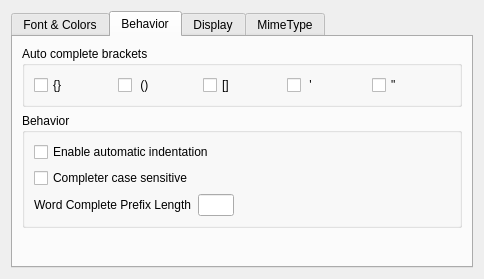
First picture: the form in liteidex/src/plugins/liteeditor/liteeditoroption.ui, repository seanxyh/liteide, before the edit.
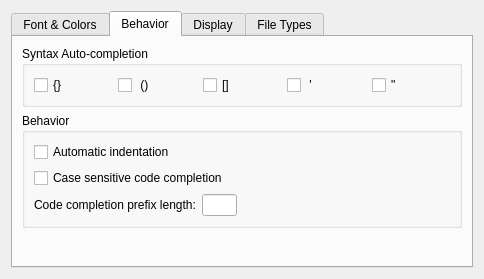
Second picture: the form after the edit. The open tabs and pages were chosen to show the change.

```diff
--- a/liteidex/src/plugins/liteeditor/liteeditoroption.ui
+++ b/liteidex/src/plugins/liteeditor/liteeditoroption.ui
@@ -193,7 +193,7 @@
        <item>
         <widget class="QGroupBox" name="groupBox_6">
          <property name="title">
-          <string>Auto complete brackets</string>
+          <string>Syntax Auto-completion</string>
          </property>
          <layout class="QHBoxLayout" name="horizontalLayout_5">
           <item>
@@ -243,14 +243,14 @@
           <item>
            <widget class="QCheckBox" name="autoIndentCheckBox">
             <property name="text">
-             <string>Enable automatic indentation</string>
+             <string>Automatic indentation</string>
             </property>
            </widget>
           </item>
           <item>
            <widget class="QCheckBox" name="completerCaseSensitiveCheckBox">
             <property name="text">
-             <string>Completer case sensitive</string>
+             <string>Case sensitive code completion</string>
             </property>
            </widget>
           </item>
@@ -259,7 +259,7 @@
             <item>
              <widget class="QLabel" name="label_4">
               <property name="text">
-               <string>Word Complete Prefix Length</string>
+               <string>Code completion prefix length:</string>
               </property>
              </widget>
             </item>
@@ -411,7 +411,7 @@
      </widget>
      <widget class="QWidget" name="tab_2">
       <attribute name="title">
-       <string>MimeType</string>
+       <string>File Types</string>
       </attribute>
       <layout class="QVBoxLayout" name="verticalLayout_5">
        <item>
```
Left out of the diff: 4 changed lines with no effect on the pictures.
